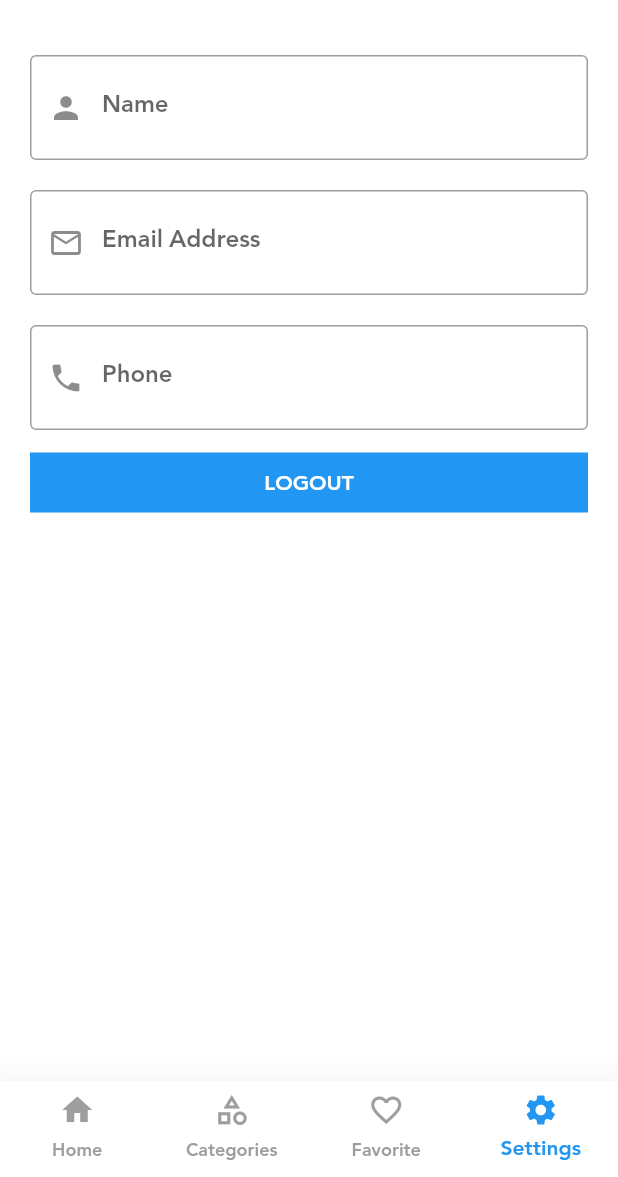
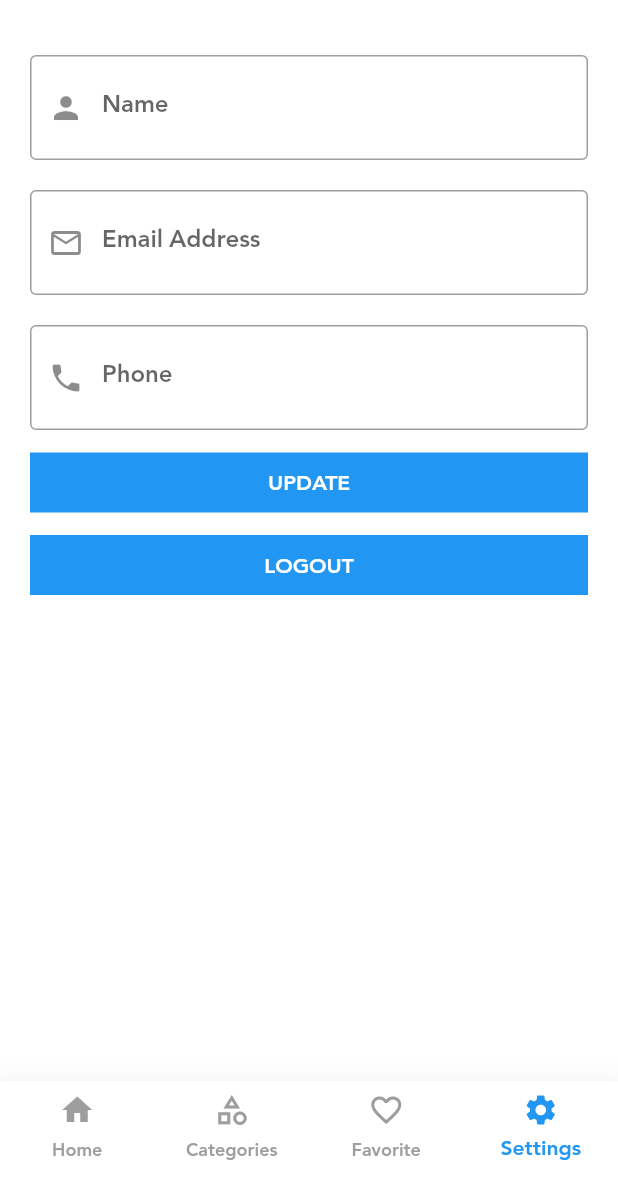
Before and after one commit to MoShehata7920/Shop_app, a Flutter app: the ShopLayout screen opened directly, item 4 of the bottom bar chosen, on a phone screen of 412 x 824 dp, the part 59-1236 px from its top. Run offline on Flutter 3.47's test engine with Material 2 defaults, Android fonts, the phone set to English and light mode, and no system bars; our stand-ins replace bloc, carousel_slider, conditional_builder_null_safety, dio, flutter_bloc, fluttertoast and 4 more; accounts and stored records are empty; network calls fail.

```diff
--- a/lib/modules/settings/settings.dart
+++ b/lib/modules/settings/settings.dart
@@ -12,6 +12,8 @@ import 'package:shop_app/shared/styles/colors.dart';
 
 class SettingsScreen extends StatelessWidget {
   SettingsScreen({Key? key}) : super(key: key);
+
+  var formKey = GlobalKey<FormState>();
 
   var nameController = TextEditingController();
   var emailController = TextEditingController();
@@ -32,8 +34,12 @@ class SettingsScreen extends StatelessWidget {
           condition: ShopCubit.get(context).userModel != null,
           builder: (context) => Padding(
             padding: const EdgeInsets.all(20.0),
+            child: Form(
+              key: formKey,
               child: Column(
                 children: [
+                  if (state is ShopLoadingUpdateUserDataState)
+                    const LinearProgressIndicator(),
                   defaultFormField(
                       controller: nameController,
                       type: TextInputType.name,
@@ -79,10 +85,26 @@ class SettingsScreen extends StatelessWidget {
                   defaultButton(
                       background: defaultColor,
                       function: () {
+                        if (formKey.currentState!.validate()) {
+                          ShopCubit.get(context).getUpdateUserData(
+                            name: nameController.text,
+                            email: emailController.text,
+                            phone: phoneController.text,
+                          );
+                        }
+                      },
+                      text: 'update'),
+                  const SizedBox(
+                    height: 15,
+                  ),
+                  defaultButton(
+                      background: defaultColor,
+                      function: () {
                         signOut(context);
                       },
-                    text: 'logout')
+                      text: 'logout'),
                 ],
+              ),
             ),
           ),
           fallback: (context) => const CircularProgressIndicator(),
```
Lines whose indentation alone changed are shown as unchanged.
